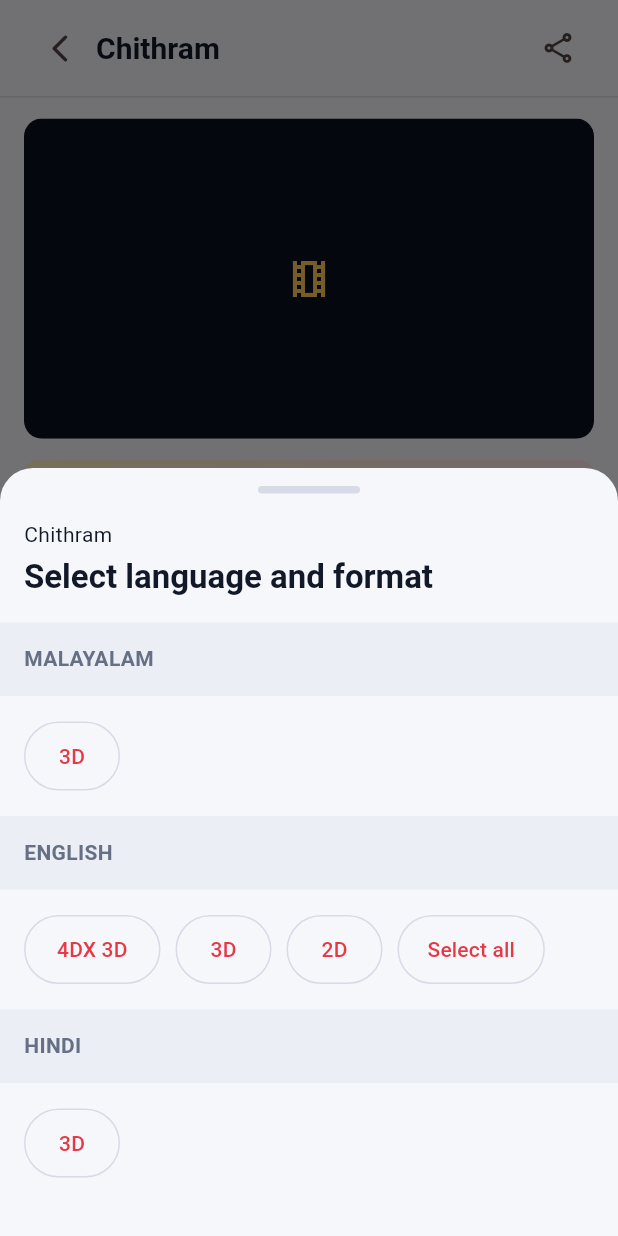
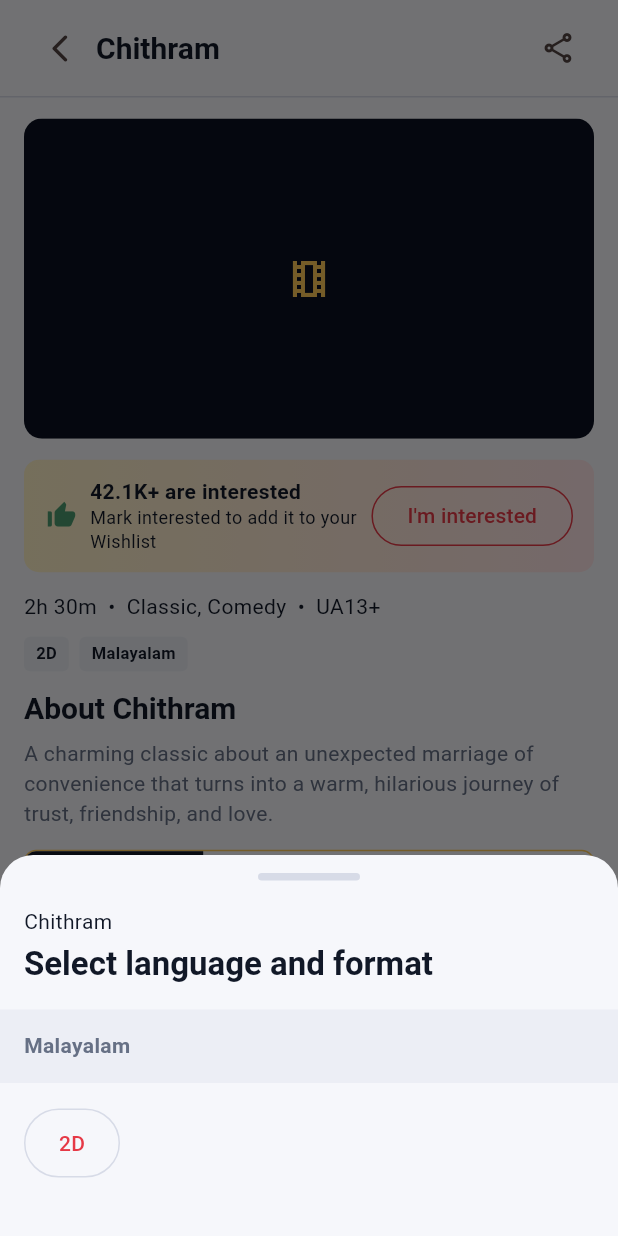
Before and after one commit to ChandanaBalan/ticketflix, a Flutter app: the MovieDetailPage screen opened directly with empty values, after a tap on "Book tickets", on a phone screen of 412 x 824 dp. Run offline on Flutter 3.47's test engine with Material 3 defaults, Android fonts, the phone set to English and light mode, and no system bars; our stand-ins replace flutter_riverpod, go_router; network calls fail.

Commit message:
changes-4

```diff
--- a/lib/features/movies/movie_detail_page.dart
+++ b/lib/features/movies/movie_detail_page.dart
@@ -87,7 +87,6 @@ class MovieDetailPage extends ConsumerWidget {
                               padding: const EdgeInsets.only(top: 30),
                               child: _MovieInformation(
                                 movie: movie,
-                                cast: repository.cast,
                                 onBook: () => _openFormats(context, ref, movie),
                               ),
                             ),
@@ -99,11 +98,7 @@ class MovieDetailPage extends ConsumerWidget {
                           const SizedBox(height: 14),
                           _Hero(movie: movie),
                           const SizedBox(height: 14),
-                          _MovieInformation(
-                            movie: movie,
-                            cast: repository.cast,
-                            onBook: null,
-                          ),
+                          _MovieInformation(movie: movie, onBook: null),
                         ],
                       ),
               ),
@@ -136,14 +131,9 @@ class _Hero extends StatelessWidget {
 }
 
 class _MovieInformation extends StatelessWidget {
-  const _MovieInformation({
-    required this.movie,
-    required this.cast,
-    required this.onBook,
-  });
+  const _MovieInformation({required this.movie, required this.onBook});
 
   final Movie movie;
-  final List<CastMember> cast;
   final VoidCallback? onBook;
 
   @override
@@ -199,30 +189,26 @@ class _MovieInformation extends StatelessWidget {
           style: Theme.of(context).textTheme.bodyMedium,
         ),
         const SizedBox(height: 10),
-        const Wrap(
+        Wrap(
           spacing: 7,
           runSpacing: 7,
           children: [
-            _MetadataLabel('2D, 3D SCREEN X, EPIQ, DOLBY CINEMA 3D, +8'),
-            _MetadataLabel('ENGLISH, MALAYALAM, +4'),
+            for (final format in movie.formats) _MetadataLabel(format.label),
+            for (final language in movie.languages)
+              _MetadataLabel(language.label),
           ],
         ),
         const SizedBox(height: 12),
-        RichText(
-          text: TextSpan(
-            style: Theme.of(
-              context,
-            ).textTheme.bodyMedium?.copyWith(color: AppColors.muted),
-            children: const [
-              TextSpan(
-                text:
-                    "Accessibility: Closed Captions (CC) & Audio Description (AD) available. Download the 'MovieReading' ",
-              ),
-              TextSpan(
-                text: '...Read more',
-                style: TextStyle(color: AppColors.primary),
-              ),
-            ],
+        Text(
+          'About ${movie.title}',
+          style: Theme.of(context).textTheme.titleLarge,
+        ),
+        const SizedBox(height: 8),
+        Text(
+          movie.description,
+          style: Theme.of(context).textTheme.bodyMedium?.copyWith(
+            color: AppColors.muted,
+            height: 1.45,
           ),
         ),
         const SizedBox(height: 14),
@@ -317,7 +303,7 @@ class _MovieInformation extends StatelessWidget {
           height: 126,
           child: ListView.separated(
             scrollDirection: Axis.horizontal,
-            itemCount: cast.length,
+            itemCount: movie.cast.length,
             separatorBuilder: (_, _) => const SizedBox(width: 12),
             itemBuilder: (context, index) => SizedBox(
               width: 104,
@@ -339,10 +325,19 @@ class _MovieInformation extends StatelessWidget {
                   ),
                   const SizedBox(height: 5),
                   Text(
-                    cast[index].name,
+                    movie.cast[index].name,
                     maxLines: 1,
                     overflow: TextOverflow.ellipsis,
                     style: const TextStyle(fontSize: 12),
+                  ),
+                  Text(
+                    movie.cast[index].role,
+                    maxLines: 1,
+                    overflow: TextOverflow.ellipsis,
+                    style: const TextStyle(
+                      color: AppColors.muted,
+                      fontSize: 11,
+                    ),
                   ),
                 ],
               ),
@@ -411,26 +406,14 @@ class _FormatSheet extends StatelessWidget {
                 style: Theme.of(context).textTheme.headlineSmall,
               ),
             ),
-            _LanguageFormats(
-              title: 'MALAYALAM',
-              choices: const [
-                _FormatChoice(MovieLanguage.malayalam, MovieFormat.threeD),
-              ],
-            ),
-            _LanguageFormats(
-              title: 'ENGLISH',
-              choices: const [
-                _FormatChoice(MovieLanguage.english, MovieFormat.fourDx3D),
-                _FormatChoice(MovieLanguage.english, MovieFormat.threeD),
-                _FormatChoice(MovieLanguage.english, MovieFormat.twoD),
-              ],
-            ),
-            _LanguageFormats(
-              title: 'HINDI',
-              choices: const [
-                _FormatChoice(MovieLanguage.hindi, MovieFormat.threeD),
-              ],
-            ),
+            for (final language in movie.languages)
+              _LanguageFormats(
+                title: language.label,
+                choices: [
+                  for (final format in movie.formats)
+                    _FormatChoice(language, format),
+                ],
+              ),
             const SizedBox(height: 22),
           ],
         ),
@@ -444,12 +427,6 @@ class _LanguageFormats extends StatelessWidget {
 
   final String title;
   final List<_FormatChoice> choices;
-
-  String _formatLabel(MovieFormat format) => switch (format) {
-    MovieFormat.twoD => '2D',
-    MovieFormat.threeD => '3D',
-    MovieFormat.fourDx3D => '4DX 3D',
-  };
 
   @override
   Widget build(BuildContext context) {
@@ -477,7 +454,7 @@ class _LanguageFormats extends StatelessWidget {
               for (final choice in choices)
                 OutlinedButton(
                   key: ValueKey(
-                    'format-${title.toLowerCase()}-${_formatLabel(choice.format)}',
+                    'format-${title.toLowerCase()}-${choice.format.label}',
                   ),
                   onPressed: () => Navigator.of(context).pop(choice),
                   style: OutlinedButton.styleFrom(
@@ -489,21 +466,7 @@ class _LanguageFormats extends StatelessWidget {
                     side: const BorderSide(color: AppColors.border),
                     shape: const StadiumBorder(),
                   ),
-                  child: Text(_formatLabel(choice.format)),
-                ),
-              if (title == 'ENGLISH')
-                OutlinedButton(
-                  onPressed: () => Navigator.of(context).pop(choices[1]),
-                  style: OutlinedButton.styleFrom(
-                    foregroundColor: AppColors.primary,
-                    padding: const EdgeInsets.symmetric(
-                      horizontal: 20,
-                      vertical: 13,
-                    ),
-                    side: const BorderSide(color: AppColors.border),
-                    shape: const StadiumBorder(),
-                  ),
-                  child: const Text('Select all'),
+                  child: Text(choice.format.label),
                 ),
             ],
           ),
--- a/lib/shared/models.dart
+++ b/lib/shared/models.dart
@@ -3,6 +3,22 @@ enum MovieLanguage { english, malayalam, hindi }
 enum MovieFormat { twoD, threeD, fourDx3D }
 
 enum SeatStatus { available, selected, sold }
+
+extension MovieLanguageLabel on MovieLanguage {
+  String get label => switch (this) {
+    MovieLanguage.english => 'English',
+    MovieLanguage.malayalam => 'Malayalam',
+    MovieLanguage.hindi => 'Hindi',
+  };
+}
+
+extension MovieFormatLabel on MovieFormat {
+  String get label => switch (this) {
+    MovieFormat.twoD => '2D',
+    MovieFormat.threeD => '3D',
+    MovieFormat.fourDx3D => '4DX 3D',
+  };
+}
 
 class Movie {
   const Movie({
@@ -11,6 +27,10 @@ class Movie {
     required this.posterUrl,
     required this.likes,
     required this.genres,
+    required this.description,
+    required this.languages,
+    required this.formats,
+    required this.cast,
     this.bannerUrl,
     this.runtime = '2h 25m',
     this.certificate = 'UA13+',
@@ -22,6 +42,10 @@ class Movie {
   final String? bannerUrl;
   final String likes;
   final List<String> genres;
+  final String description;
+  final List<MovieLanguage> languages;
+  final List<MovieFormat> formats;
+  final List<CastMember> cast;
   final String runtime;
   final String certificate;
 }
```
Also changed, not shown: lib/data/mock/mock_repository.dart (+60 -7 lines), lib/features/booking/showtimes_page.dart (+20 -7 lines), 1 other file.
